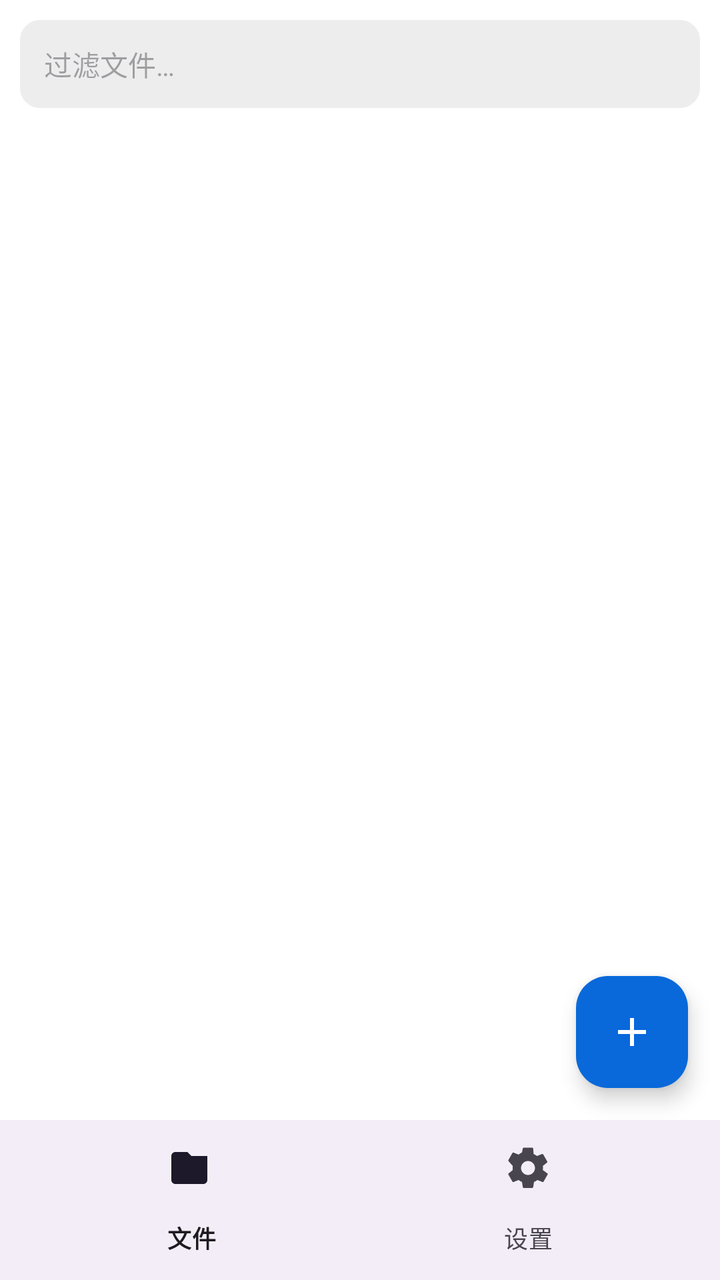
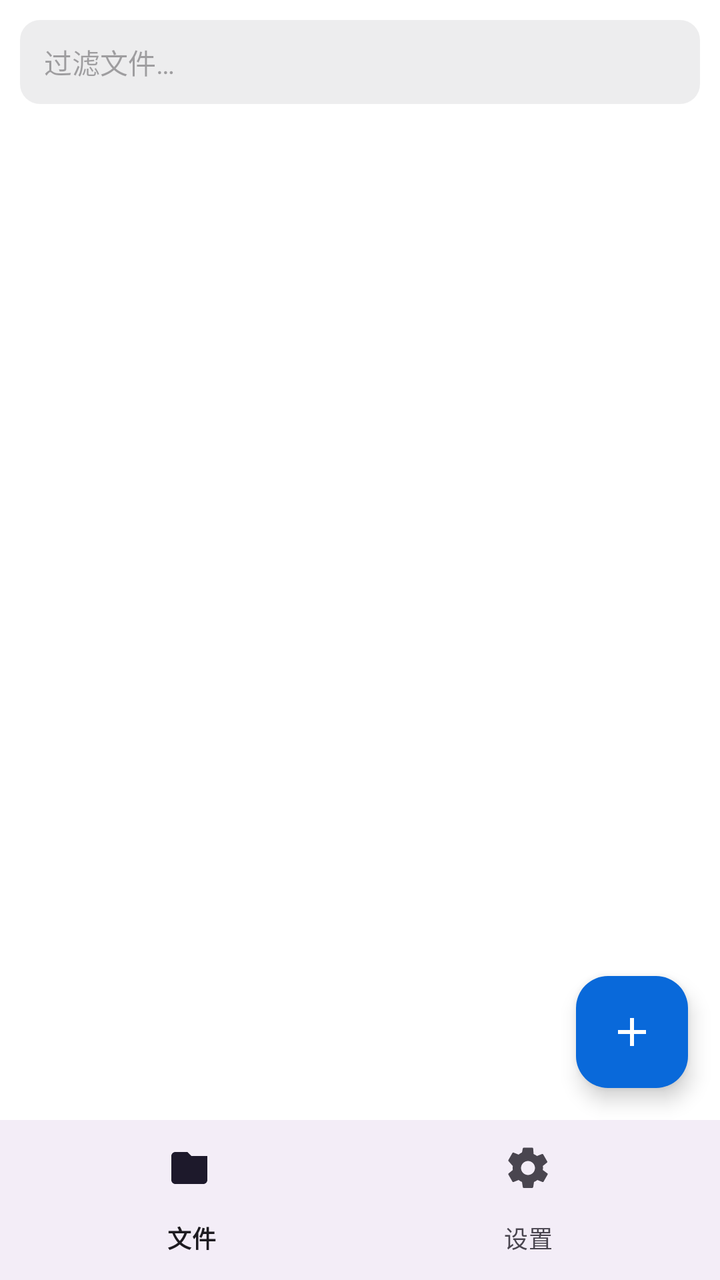

The first picture is an Android layout as it rendered before a commit; the second is the same layout after the commit. The layout source and the unified diff follow.
<!-- AndroidManifest.xml: application theme Theme.Markit -->
<!-- res/layout/activity_main.xml -->
<?xml version="1.0" encoding="utf-8"?>
<androidx.constraintlayout.widget.ConstraintLayout
    xmlns:android="http://schemas.android.com/apk/res/android"
    xmlns:app="http://schemas.android.com/apk/res-auto"
    android:layout_width="match_parent"
    android:layout_height="match_parent"
    android:background="@color/bg_canvas"
    android:id="@+id/rootContainer">

    
    <LinearLayout
        android:id="@+id/searchBar"
        android:layout_width="0dp"
        android:layout_height="wrap_content"
        android:orientation="vertical"
        android:background="@color/bg_canvas"
        android:paddingBottom="2dp"
        app:layout_constraintTop_toTopOf="parent"
        app:layout_constraintStart_toStartOf="parent"
        app:layout_constraintEnd_toEndOf="parent">

    <EditText
        android:id="@+id/searchField"
        android:layout_width="match_parent"
        android:layout_height="44dp"
        android:layout_marginStart="10dp"
        android:layout_marginEnd="10dp"
        android:layout_marginTop="10dp"
        android:background="@drawable/bg_search"
        android:hint="过滤文件…"
        android:textSize="14sp"
        android:paddingStart="12dp"
        android:paddingEnd="12dp"
        android:inputType="text"
        android:importantForAutofill="no"
        />
    </LinearLayout>

    <androidx.recyclerview.widget.RecyclerView
        android:id="@+id/fileList"
        android:layout_width="0dp"
        android:layout_height="0dp"
        app:layout_constraintTop_toBottomOf="@id/searchBar"
        app:layout_constraintBottom_toTopOf="@id/bottomBar"
        app:layout_constraintStart_toStartOf="parent"
        app:layout_constraintEnd_toEndOf="parent" />

    <TextView
        android:id="@+id/emptyState"
        android:layout_width="wrap_content"
        android:layout_height="wrap_content"
        android:text="未选择文件夹"
        android:textSize="14sp"
        android:textColor="@color/fg_muted"
        android:visibility="gone"
        app:layout_constraintTop_toTopOf="@id/fileList"
        app:layout_constraintBottom_toBottomOf="@id/fileList"
        app:layout_constraintStart_toStartOf="parent"
        app:layout_constraintEnd_toEndOf="parent" />

    <com.google.android.material.floatingactionbutton.FloatingActionButton
        android:id="@+id/fabNew"
        android:layout_width="wrap_content"
        android:layout_height="wrap_content"
        android:layout_margin="16dp"
        android:src="@drawable/ic_add"
        android:contentDescription="新建"
        app:tint="@color/bg_canvas"
        app:backgroundTint="@color/accent"
        app:layout_constraintBottom_toTopOf="@id/bottomBar"
        app:layout_constraintEnd_toEndOf="parent" />

    <com.google.android.material.bottomnavigation.BottomNavigationView
        android:id="@+id/bottomBar"
        android:layout_width="0dp"
        android:layout_height="wrap_content"
        app:menu="@menu/bottom_nav"
        app:layout_constraintBottom_toBottomOf="parent"
        app:layout_constraintStart_toStartOf="parent"
        app:layout_constraintEnd_toEndOf="parent" />

</androidx.constraintlayout.widget.ConstraintLayout>
<!-- resources referenced by this layout -->
<resources>
  <color name="accent">#0969DA</color>
  <color name="bg_canvas">#FFFFFF</color>
  <color name="fg_muted">#59636E</color>
  <!-- drawable bg_search (drawable) -->
  <?xml version="1.0" encoding="utf-8"?>
  <shape xmlns:android="http://schemas.android.com/apk/res/android" android:shape="rectangle">
      <solid android:color="#22767680" />
      <corners android:radius="10dp" />
  </shape>
  <!-- drawable ic_add (drawable) -->
  <?xml version="1.0" encoding="utf-8"?>
  <vector xmlns:android="http://schemas.android.com/apk/res/android"
      android:width="24dp" android:height="24dp"
      android:viewportWidth="24" android:viewportHeight="24"
      android:tint="#FFFFFF">
      <path android:fillColor="@android:color/white"
          android:pathData="M19,11h-6V5h-2v6H5v2h6v6h2v-6h6V11z" />
  </vector>
  <style name="Theme.Markit" parent="Theme.Material3.DayNight.NoActionBar">
          <item name="colorPrimary">@color/accent</item>
          <item name="android:windowBackground">@color/bg_canvas</item>
          
          <item name="android:statusBarColor">@android:color/transparent</item>
          <item name="android:navigationBarColor">@android:color/transparent</item>
      </style>
</resources>

<!-- the commit's change to res/layout/activity_main.xml (unified diff, before → after) -->
@@ -22,7 +22,7 @@
     <EditText
         android:id="@+id/searchField"
         android:layout_width="match_parent"
-        android:layout_height="44dp"
+        android:layout_height="42dp"
         android:layout_marginStart="10dp"
         android:layout_marginEnd="10dp"
         android:layout_marginTop="10dp"
@@ -79,4 +79,15 @@
         app:layout_constraintStart_toStartOf="parent"
         app:layout_constraintEnd_toEndOf="parent" />
 
+    
+    <androidx.fragment.app.FragmentContainerView
+        android:id="@+id/browseContainer"
+        android:layout_width="0dp"
+        android:layout_height="0dp"
+        android:visibility="gone"
+        app:layout_constraintTop_toTopOf="parent"
+        app:layout_constraintBottom_toTopOf="@id/bottomBar"
+        app:layout_constraintStart_toStartOf="parent"
+        app:layout_constraintEnd_toEndOf="parent" />
+
 </androidx.constraintlayout.widget.ConstraintLayout>
